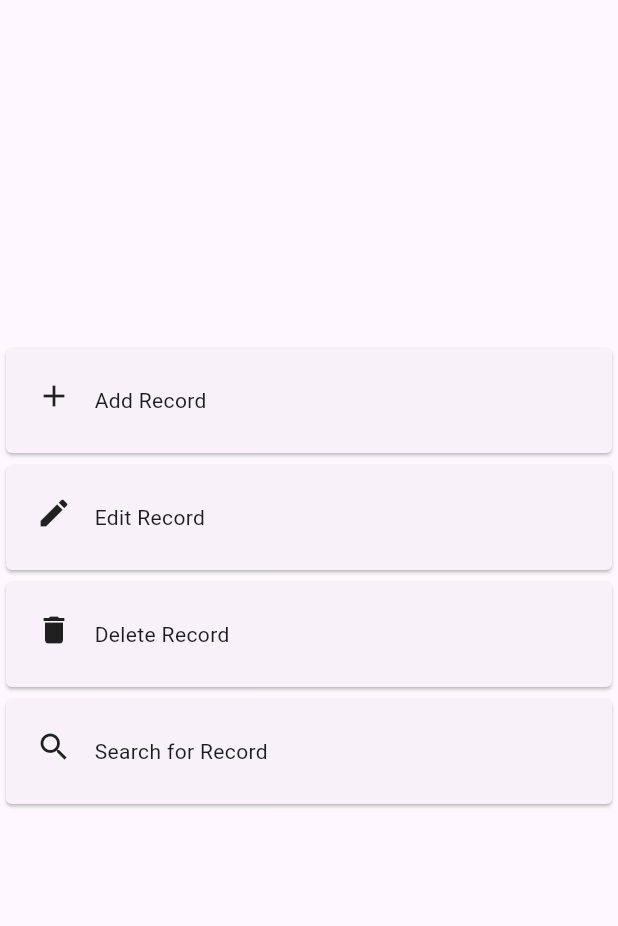
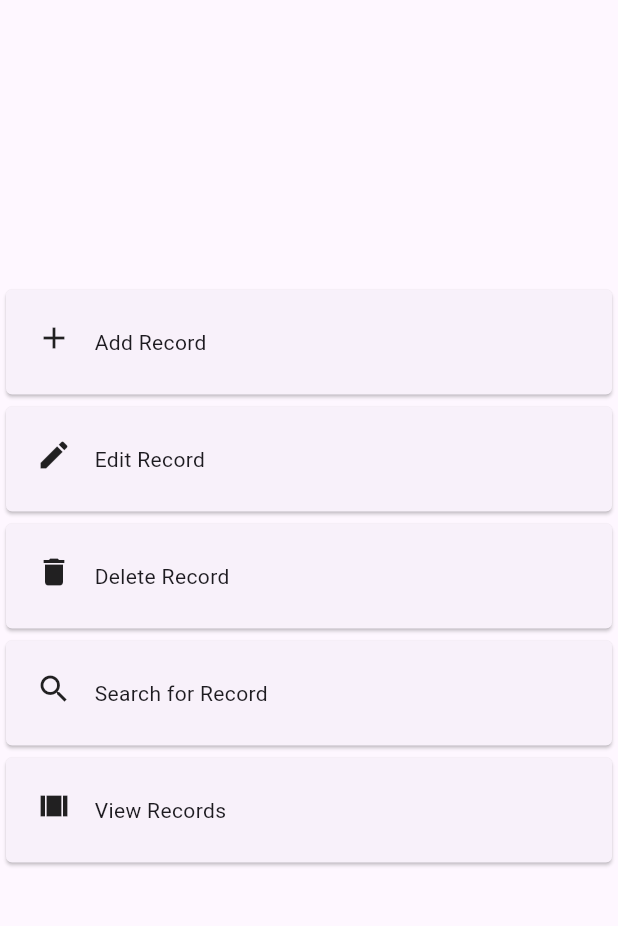
Before and after one commit to aerocyber/sitemarker, a Flutter app: the screen it shows after launch, on a phone screen of 412 x 824 dp, the part 84-1010 px from its top. Run offline on Flutter 3.47's test engine with Material 3 defaults, Android fonts, the phone set to English and light mode, and no system bars.

Commit message:
Move cards to separate dart files

```diff
--- /dev/null
+++ b/lib/components/card_add.dart
@@ -0,0 +1,50 @@
+import 'package:flutter/material.dart';
+
+class CardAdd extends StatelessWidget {
+  const CardAdd({super.key});
+
+  @override
+  Widget build(BuildContext context) {
+    return Card(
+      shape: const RoundedRectangleBorder(
+        borderRadius: BorderRadius.all(Radius.circular(4)),
+      ),
+      clipBehavior: Clip.antiAliasWithSaveLayer,
+      child: Column(
+        crossAxisAlignment: CrossAxisAlignment.start,
+        children: <Widget>[
+          Padding(
+            padding: const EdgeInsets.all(20),
+            child: Row(
+              crossAxisAlignment: CrossAxisAlignment.start,
+              children: <Widget>[
+                const Icon(Icons.add),
+                Container(
+                  width: 15,
+                ),
+                Expanded(
+                    child: Column(
+                  crossAxisAlignment: CrossAxisAlignment.start,
+                  children: <Widget>[
+                    Container(
+                      height: 5,
+                    ),
+                    const Text(
+                      "Add Record",
+                    ),
+                    Container(
+                      height: 5,
+                    ),
+                  ],
+                )),
+                Container(
+                  height: 5,
+                ),
+              ],
+            ),
+          ),
+        ],
+      ),
+    );
+  }
+}
--- /dev/null
+++ b/lib/components/card_delete.dart
@@ -0,0 +1,50 @@
+import 'package:flutter/material.dart';
+
+class CardDelete extends StatelessWidget {
+  const CardDelete({super.key});
+
+  @override
+  Widget build(BuildContext context) {
+    return Card(
+      shape: const RoundedRectangleBorder(
+        borderRadius: BorderRadius.all(Radius.circular(4)),
+      ),
+      clipBehavior: Clip.antiAliasWithSaveLayer,
+      child: Column(
+        crossAxisAlignment: CrossAxisAlignment.start,
+        children: <Widget>[
+          Padding(
+            padding: const EdgeInsets.all(20),
+            child: Row(
+              crossAxisAlignment: CrossAxisAlignment.start,
+              children: <Widget>[
+                const Icon(Icons.delete),
+                Container(
+                  width: 15,
+                ),
+                Expanded(
+                    child: Column(
+                  crossAxisAlignment: CrossAxisAlignment.start,
+                  children: <Widget>[
+                    Container(
+                      height: 5,
+                    ),
+                    const Text(
+                      "Delete Record",
+                    ),
+                    Container(
+                      height: 5,
+                    ),
+                  ],
+                )),
+                Container(
+                  height: 5,
+                ),
+              ],
+            ),
+          ),
+        ],
+      ),
+    );
+  }
+}
--- /dev/null
+++ b/lib/components/card_edit.dart
@@ -0,0 +1,50 @@
+import 'package:flutter/material.dart';
+
+class CardEdit extends StatelessWidget {
+  const CardEdit({super.key});
+
+  @override
+  Widget build(BuildContext context) {
+    return Card(
+      shape: const RoundedRectangleBorder(
+        borderRadius: BorderRadius.all(Radius.circular(4)),
+      ),
+      clipBehavior: Clip.antiAliasWithSaveLayer,
+      child: Column(
+        crossAxisAlignment: CrossAxisAlignment.start,
+        children: <Widget>[
+          Padding(
+            padding: const EdgeInsets.all(20),
+            child: Row(
+              crossAxisAlignment: CrossAxisAlignment.start,
+              children: <Widget>[
+                const Icon(Icons.edit),
+                Container(
+                  width: 15,
+                ),
+                Expanded(
+                    child: Column(
+                  crossAxisAlignment: CrossAxisAlignment.start,
+                  children: <Widget>[
+                    Container(
+                      height: 5,
+                    ),
+                    const Text(
+                      "Edit Record",
+                    ),
+                    Container(
+                      height: 5,
+                    ),
+                  ],
+                )),
+                Container(
+                  height: 5,
+                ),
+              ],
+            ),
+          ),
+        ],
+      ),
+    );
+  }
+}
--- /dev/null
+++ b/lib/components/card_search.dart
@@ -0,0 +1,50 @@
+import 'package:flutter/material.dart';
+
+class CardSearch extends StatelessWidget {
+  const CardSearch({super.key});
+
+  @override
+  Widget build(BuildContext context) {
+    return Card(
+      shape: const RoundedRectangleBorder(
+        borderRadius: BorderRadius.all(Radius.circular(4)),
+      ),
+      clipBehavior: Clip.antiAliasWithSaveLayer,
+      child: Column(
+        crossAxisAlignment: CrossAxisAlignment.start,
+        children: <Widget>[
+          Padding(
+            padding: const EdgeInsets.all(20),
+            child: Row(
+              crossAxisAlignment: CrossAxisAlignment.start,
+              children: <Widget>[
+                const Icon(Icons.search),
+                Container(
+                  width: 15,
+                ),
+                Expanded(
+                    child: Column(
+                  crossAxisAlignment: CrossAxisAlignment.start,
+                  children: <Widget>[
+                    Container(
+                      height: 5,
+                    ),
+                    const Text(
+                      "Search for Record",
+                    ),
+                    Container(
+                      height: 5,
+                    ),
+                  ],
+                )),
+                Container(
+                  height: 5,
+                ),
+              ],
+            ),
+          ),
+        ],
+      ),
+    );
+  }
+}
--- /dev/null
+++ b/lib/components/card_view.dart
@@ -0,0 +1,50 @@
+import 'package:flutter/material.dart';
+
+class CardView extends StatelessWidget {
+  const CardView({super.key});
+
+  @override
+  Widget build(BuildContext context) {
+    return Card(
+      shape: const RoundedRectangleBorder(
+        borderRadius: BorderRadius.all(Radius.circular(4)),
+      ),
+      clipBehavior: Clip.antiAliasWithSaveLayer,
+      child: Column(
+        crossAxisAlignment: CrossAxisAlignment.start,
+        children: <Widget>[
+          Padding(
+            padding: const EdgeInsets.all(20),
+            child: Row(
+              crossAxisAlignment: CrossAxisAlignment.start,
+              children: <Widget>[
+                const Icon(Icons.view_array),
+                Container(
+                  width: 15,
+                ),
+                Expanded(
+                    child: Column(
+                  crossAxisAlignment: CrossAxisAlignment.start,
+                  children: <Widget>[
+                    Container(
+                      height: 5,
+                    ),
+                    const Text(
+                      "View Records",
+                    ),
+                    Container(
+                      height: 5,
+                    ),
+                  ],
+                )),
+                Container(
+                  height: 5,
+                ),
+              ],
+            ),
+          ),
+        ],
+      ),
+    );
+  }
+}
--- a/lib/main.dart
+++ b/lib/main.dart
@@ -1,6 +1,12 @@
 import 'dart:io';
 
 import 'package:flutter/material.dart';
+import 'package:sitemarker/components/card_add.dart';
+import 'package:sitemarker/components/card_delete.dart';
+import 'package:sitemarker/components/card_edit.dart';
+import 'package:sitemarker/components/card_search.dart';
+import 'package:sitemarker/components/nav_drawer.dart';
+import 'package:sitemarker/components/card_view.dart';
 import 'package:sitemarker/errors.dart';
 import 'package:sitemarker/sitemarker_data.dart';
 import 'package:sitemarker/omio_file.dart';
@@ -113,195 +119,34 @@ class _SitemarkerHomeState extends State<SitemarkerHome> {
           mainAxisAlignment: MainAxisAlignment.center,
           children: <Widget>[
             GestureDetector(
-              child: Card(
-                shape: const RoundedRectangleBorder(
-                  borderRadius: BorderRadius.all(Radius.circular(4)),
-                ),
-                clipBehavior: Clip.antiAliasWithSaveLayer,
-                child: Column(
-                  crossAxisAlignment: CrossAxisAlignment.start,
-                  children: <Widget>[
-                    Padding(
-                      padding: const EdgeInsets.all(20),
-                      child: Row(
-                        crossAxisAlignment: CrossAxisAlignment.start,
-                        children: <Widget>[
-                          const Icon(Icons.add),
-                          Container(
-                            width: 15,
-                          ),
-                          Expanded(
-                              child: Column(
-                            crossAxisAlignment: CrossAxisAlignment.start,
-                            children: <Widget>[
-                              Container(
-                                height: 5,
-                              ),
-                              const Text(
-                                "Add Record",
-                              ),
-                              Container(
-                                height: 5,
-                              ),
-                            ],
-                          )),
-                          Container(
-                            height: 5,
-                          ),
-                        ],
-                      ),
-                    ),
-                  ],
-                ),
-              ),
+              child: const CardAdd(),
               onTap: () =>
                   {}, // TODO: Implement adding record via page navigation
             ),
-            Card(
-              shape: const RoundedRectangleBorder(
-                borderRadius: BorderRadius.all(Radius.circular(4)),
-              ),
-              clipBehavior: Clip.antiAliasWithSaveLayer,
-              child: Column(
-                crossAxisAlignment: CrossAxisAlignment.start,
-                children: <Widget>[
-                  Padding(
-                    padding: const EdgeInsets.all(20),
-                    child: Row(
-                      crossAxisAlignment: CrossAxisAlignment.start,
-                      children: <Widget>[
-                        const Icon(Icons.edit),
-                        Container(
-                          width: 15,
-                        ),
-                        Expanded(
-                            child: Column(
-                          crossAxisAlignment: CrossAxisAlignment.start,
-                          children: <Widget>[
-                            Container(
-                              height: 5,
-                            ),
-                            const Text(
-                              "Edit Record",
-                            ),
-                            Container(
-                              height: 5,
-                            ),
-                          ],
-                        )),
-                        Container(
-                          height: 5,
-                        ),
-                      ],
-                    ),
-                  ),
-                ],
-              ),
+            GestureDetector(
+              onTap: () =>
+                  {}, // TODO: Implement editing record via page navigation
+              child: const CardEdit(),
             ),
-            Card(
-              shape: const RoundedRectangleBorder(
-                borderRadius: BorderRadius.all(Radius.circular(4)),
-              ),
-              clipBehavior: Clip.antiAliasWithSaveLayer,
-              child: Column(
-                crossAxisAlignment: CrossAxisAlignment.start,
-                children: <Widget>[
-                  Padding(
-                    padding: const EdgeInsets.all(20),
-                    child: Row(
-                      crossAxisAlignment: CrossAxisAlignment.start,
-                      children: <Widget>[
-                        const Icon(Icons.delete),
-                        Container(
-                          width: 15,
-                        ),
-                        Expanded(
-                            child: Column(
-                          crossAxisAlignment: CrossAxisAlignment.start,
-                          children: <Widget>[
-                            Container(
-                              height: 5,
-                            ),
-                            const Text(
-                              "Delete Record",
-                            ),
-                            Container(
-                              height: 5,
-                            ),
-                          ],
-                        )),
-                        Container(
-                          height: 5,
-                        ),
-                      ],
-                    ),
-                  ),
-                ],
-              ),
+            GestureDetector(
+              onTap: () =>
+                  {}, // TODO: Implement deleting record via page navigation
+              child: const CardDelete(),
             ),
-            Card(
-              shape: const RoundedRectangleBorder(
-                borderRadius: BorderRadius.all(Radius.circular(4)),
-              ),
-              clipBehavior: Clip.antiAliasWithSaveLayer,
-              child: Column(
-                crossAxisAlignment: CrossAxisAlignment.start,
-                children: <Widget>[
-                  Padding(
-                    padding: const EdgeInsets.all(20),
-                    child: Row(
-                      crossAxisAlignment: CrossAxisAlignment.start,
-                      children: <Widget>[
-                        const Icon(Icons.search),
-                        Container(
-                          width: 15,
-                        ),
-                        Expanded(
-                            child: Column(
-                          crossAxisAlignment: CrossAxisAlignment.start,
-                          children: <Widget>[
-                            Container(
-                              height: 5,
-                            ),
-                            const Text(
-                              "Search for Record",
-                            ),
-                            Container(
-                              height: 5,
-                            ),
-                          ],
-                        )),
-                        Container(
-                          height: 5,
-                        ),
-                      ],
-                    ),
-                  ),
-                ],
-              ),
+            GestureDetector(
+              onTap: () =>
+                  {}, // TODO: Implement searching record via page navigation
+              child: const CardSearch(),
+            ),
+            GestureDetector(
+              onTap: () =>
+                  {}, // TODO: Implement viewing record via page navigation
+              child: const CardView(),
             ),
           ],
         ),
       ),
-      drawer: Drawer(
-        child: ListView(
-          padding: EdgeInsets.zero,
-          children: const [
-            DrawerHeader(
-                decoration:
-                    BoxDecoration(color: Color.fromARGB(255, 84, 143, 232)),
-                child: Column(
-                  mainAxisAlignment: MainAxisAlignment.center,
-                  children: [
-                    Text(
-                      "Options",
-                      textAlign: TextAlign.center,
-                    ),
-                  ],
-                ))
-          ],
-        ),
-      ),
+      drawer: const NavDrawer(),
     );
   }
 }
```
